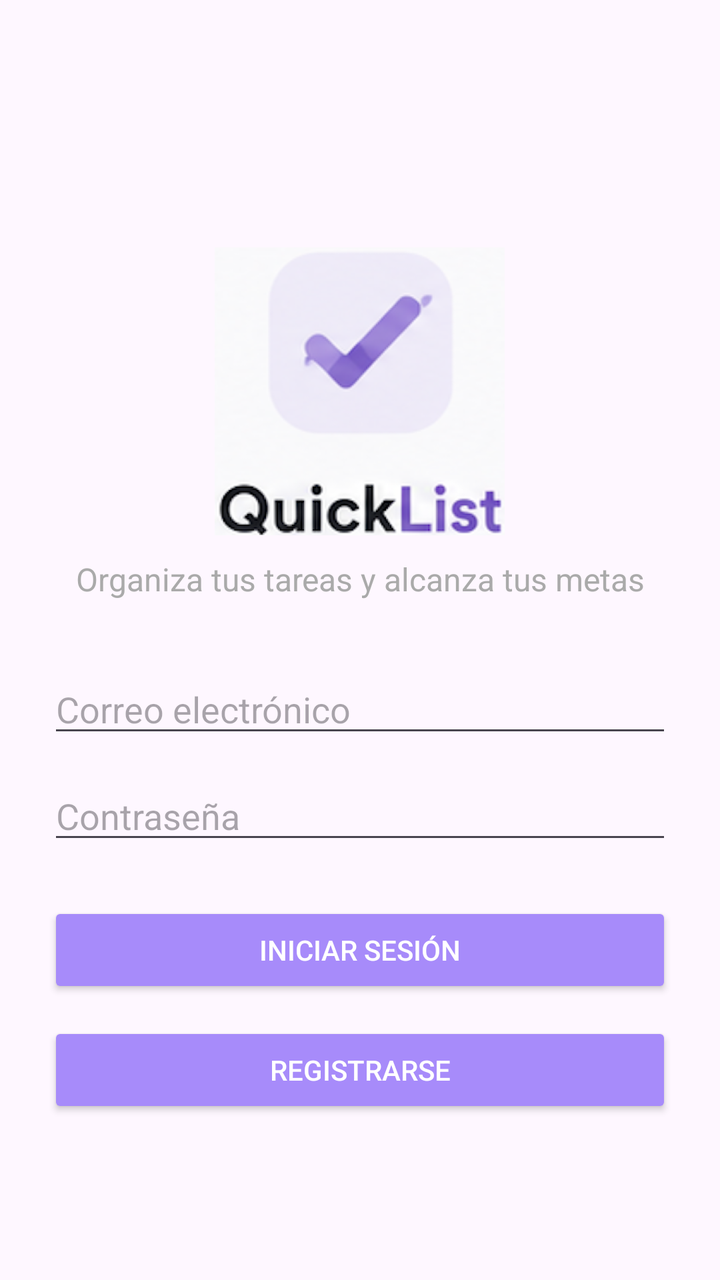
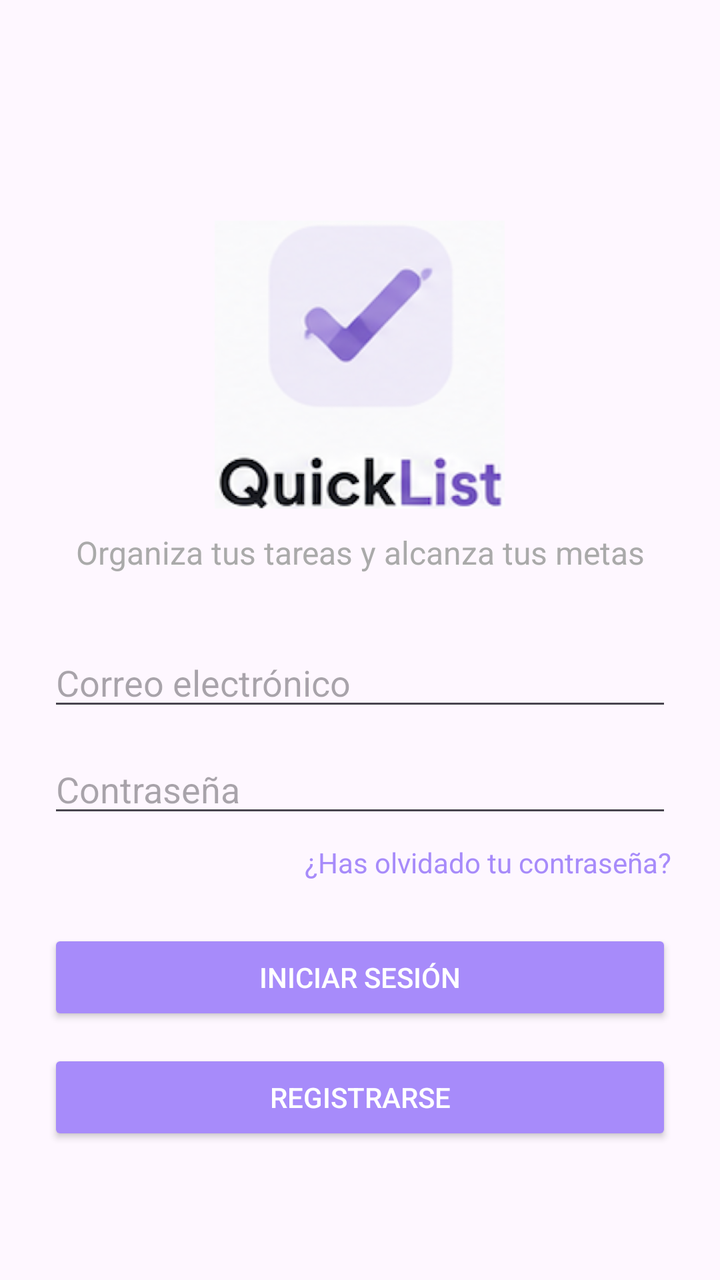

Screens rendered from an Android XML layout before and after an edit, with the pre-edit source and the edit as a unified diff.
<!-- AndroidManifest.xml: application theme Theme.Quicklist -->
<!-- res/layout/activity_login.xml -->
<?xml version="1.0" encoding="utf-8"?>
<LinearLayout xmlns:android="http://schemas.android.com/apk/res/android"
    xmlns:app="http://schemas.android.com/apk/res-auto"
    xmlns:tools="http://schemas.android.com/tools"
    android:layout_width="match_parent"
    android:layout_height="match_parent"
    android:gravity="center"
    android:orientation="vertical"
    android:padding="24dp"
    tools:context=".LoginActivity">

    <ImageView
        android:id="@+id/logoImage"
        android:layout_width="145dp"
        android:layout_height="150dp"
        android:layout_marginTop="40dp"
        android:layout_marginBottom="8dp"
        android:adjustViewBounds="true"
        android:contentDescription="Logo QuickList"
        android:scaleType="fitCenter"
        android:src="@drawable/quicklist_logo" />

    <TextView
        android:id="@+id/sloganTextView"
        android:layout_width="match_parent"
        android:layout_height="wrap_content"
        android:layout_marginBottom="32dp"
        android:gravity="center"
        android:text="@string/app_slogan"
        android:textColor="@android:color/darker_gray"
        android:textSize="16sp" />

    <EditText
        android:id="@+id/emailEditText"
        android:layout_width="match_parent"
        android:layout_height="wrap_content"
        android:hint="@string/email_hint"
        android:inputType="textEmailAddress" />

    <EditText
        android:id="@+id/passwordEditText"
        android:hint="@string/password_hint"
        android:inputType="textPassword"
        android:layout_width="match_parent"
        android:layout_height="wrap_content"
        android:layout_marginTop="12dp"/>

    <Button
        android:id="@+id/loginButton"
        android:text="@string/login_button"
        android:layout_width="match_parent"
        android:layout_height="wrap_content"
        android:layout_marginTop="24dp"
        android:backgroundTint="@color/secondary"
        android:textColor="@android:color/white"/>

    <Button
        android:id="@+id/registerButton"
        android:text="@string/register_button"
        android:layout_width="match_parent"
        android:layout_height="wrap_content"
        android:backgroundTint="@color/secondary"
        android:textColor="@android:color/white"
        android:layout_marginTop="12dp"/>

</LinearLayout>
<!-- resources referenced by this layout -->
<resources>
  <color name="secondary">#A78BFA</color>
  <!-- drawable quicklist_logo: png bitmap (drawable, 129629 bytes) -->
  <string name="app_slogan">Organiza tus tareas y alcanza tus metas</string>
  <string name="email_hint">Correo electrónico</string>
  <string name="login_button">Iniciar sesión</string>
  <string name="password_hint">Contraseña</string>
  <string name="register_button">Registrarse</string>
  <style name="Theme.Quicklist" parent="Base.Theme.Quicklist" />
  <style name="Base.Theme.Quicklist" parent="Theme.Material3.DayNight.NoActionBar">
          
          
      </style>
</resources>

<!-- the commit's change to res/layout/activity_login.xml (unified diff, before → after) -->
@@ -45,6 +45,16 @@
         android:layout_height="wrap_content"
         android:layout_marginTop="12dp"/>
 
+    <TextView
+        android:id="@+id/forgotPasswordTextView"
+        android:layout_width="wrap_content"
+        android:layout_height="wrap_content"
+        android:layout_gravity="end"
+        android:layout_marginTop="8dp"
+        android:text="@string/forgot_password"
+        android:textColor="@color/secondary"
+        android:textSize="14sp" />
+
     <Button
         android:id="@+id/loginButton"
         android:text="@string/login_button"
<!-- resource entries referenced after the edit -->
@@ -4,6 +4,7 @@
   <!-- drawable quicklist_logo: png bitmap (drawable, 129629 bytes) -->
   <string name="app_slogan">Organiza tus tareas y alcanza tus metas</string>
   <string name="email_hint">Correo electrónico</string>
+  <string name="forgot_password">¿Has olvidado tu contraseña?</string>
   <string name="login_button">Iniciar sesión</string>
   <string name="password_hint">Contraseña</string>
   <string name="register_button">Registrarse</string>
